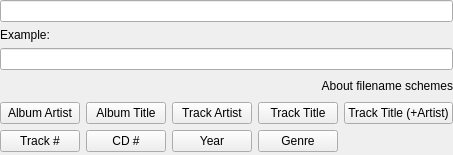
Before: the Qt Designer form devices/filenameschemedialog.ui in polpo/cantata-mac, drawn with Qt 5.
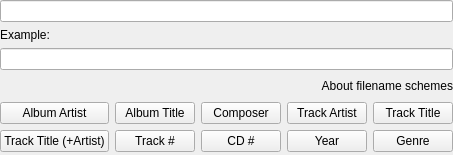
After: the same form once the commit is applied. Custom widgets are drawn as their Qt base class.

Commit message: Initial support for Composer tag

The edit to the form file:
```diff
--- a/devices/filenameschemedialog.ui
+++ b/devices/filenameschemedialog.ui
@@ -66,18 +66,6 @@
    </item>
    <item row="4" column="0">
     <widget class="QPushButton" name="albumArtist">
-     <property name="minimumSize">
-      <size>
-       <width>0</width>
-       <height>0</height>
-      </size>
-     </property>
-     <property name="maximumSize">
-      <size>
-       <width>16777215</width>
-       <height>16777215</height>
-      </size>
-     </property>
      <property name="text">
       <string>Album Artist</string>
      </property>
@@ -85,62 +73,33 @@
    </item>
    <item row="4" column="1">
     <widget class="QPushButton" name="albumTitle">
-     <property name="minimumSize">
-      <size>
-       <width>0</width>
-       <height>0</height>
-      </size>
-     </property>
-     <property name="maximumSize">
-      <size>
-       <width>16777215</width>
-       <height>16777215</height>
-      </size>
-     </property>
      <property name="text">
       <string>Album Title</string>
      </property>
     </widget>
    </item>
    <item row="4" column="2">
+    <widget class="QPushButton" name="composer">
+     <property name="text">
+      <string>Composer</string>
+     </property>
+    </widget>
+   </item>
+   <item row="4" column="3">
     <widget class="QPushButton" name="trackArtist">
-     <property name="minimumSize">
-      <size>
-       <width>0</width>
-       <height>0</height>
-      </size>
-     </property>
-     <property name="maximumSize">
-      <size>
-       <width>16777215</width>
-       <height>16777215</height>
-      </size>
-     </property>
      <property name="text">
       <string>Track Artist</string>
      </property>
     </widget>
    </item>
-   <item row="4" column="3">
+   <item row="4" column="4">
     <widget class="QPushButton" name="trackTitle">
-     <property name="minimumSize">
-      <size>
-       <width>0</width>
-       <height>0</height>
-      </size>
-     </property>
-     <property name="maximumSize">
-      <size>
-       <width>16777215</width>
-       <height>16777215</height>
-      </size>
-     </property>
      <property name="text">
       <string>Track Title</string>
      </property>
     </widget>
    </item>
-   <item row="4" column="4">
+   <item row="5" column="0">
     <widget class="QPushButton" name="trackArtistAndTitle">
      <property name="minimumSize">
       <size>
@@ -159,14 +118,14 @@
      </property>
     </widget>
    </item>
-   <item row="5" column="0">
+   <item row="5" column="1">
     <widget class="QPushButton" name="trackNo">
      <property name="text">
       <string>Track #</string>
      </property>
     </widget>
    </item>
-   <item row="5" column="1">
+   <item row="5" column="2">
     <widget class="QPushButton" name="cdNo">
      <property name="text">
       <string>CD #</string>
@@ -174,6 +133,13 @@
     </widget>
    </item>
    <item row="5" column="3">
+    <widget class="QPushButton" name="year">
+     <property name="text">
+      <string>Year</string>
+     </property>
+    </widget>
+   </item>
+   <item row="5" column="4">
     <widget class="QPushButton" name="genre">
      <property name="text">
       <string>Genre</string>
@@ -193,13 +159,6 @@
      </property>
     </spacer>
    </item>
-   <item row="5" column="2">
-    <widget class="QPushButton" name="year">
-     <property name="text">
-      <string>Year</string>
-     </property>
-    </widget>
-   </item>
   </layout>
  </widget>
  <customwidgets>
```
The commit also changes 39 other files.
